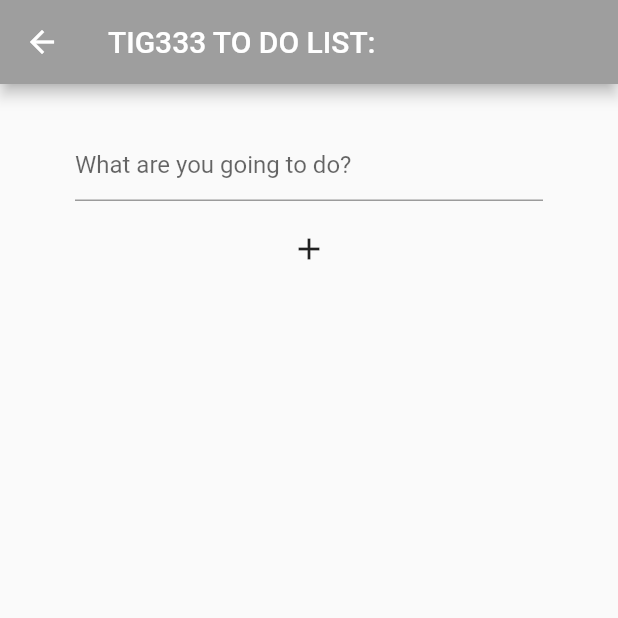
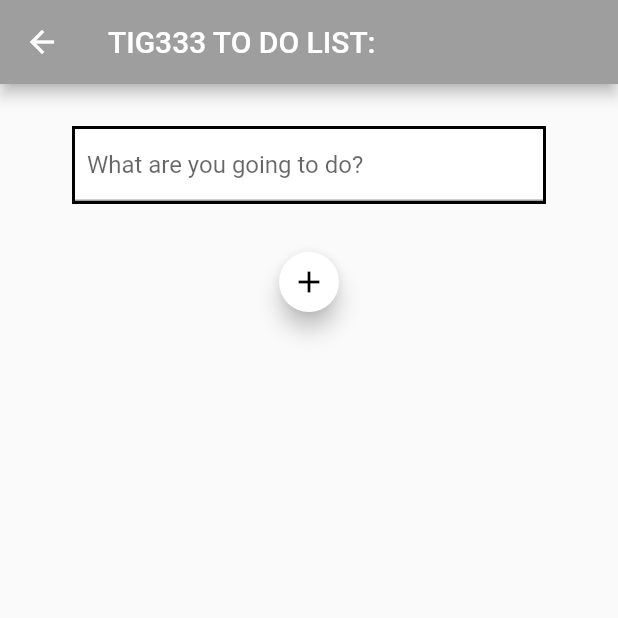
Before and after one commit to gu-tig333-ht22/guslunsoab, a Flutter app: the screen it shows after launch, after a tap on the "add" icon, on a phone screen of 412 x 824 dp, the top half of it. Run offline on Flutter 3.47's test engine with Material 2 defaults, Android fonts, the phone set to English and light mode, and no system bars; missing offline and left inert: dart:html.

Commit message:
små fix

```diff
--- a/lib/main.dart
+++ b/lib/main.dart
@@ -1,4 +1,4 @@
-import 'dart:js';
+import 'dart:html';
 
 import 'package:flutter/material.dart';
 
@@ -22,50 +22,67 @@ class MainView extends StatelessWidget {
         appBar: AppBar(
           title: Text('TIG333 TO DO LIST:'),
           backgroundColor: Colors.grey,
+          actions: <Widget>[
+            IconButton(
+                onPressed: () {},
+                icon: Icon(
+                  Icons.more_vert,
+                  color: Colors.white,
+                ))
+          ],
         ),
         body: Center(
-        child: Column(
-          mainAxisAlignment: MainAxisAlignment.start,
-          crossAxisAlignment: CrossAxisAlignment.center,
-          children: [
-            Container(height: 15,),
+          child: Column(children: [
+            Container(
+              height: 15,
+            ),
             _duties(),
-            _duties(),
-            _duties(),
+            Container(
+              height: 5,
+            ),
             //_buttom(),
-            FloatingActionButton(
-                child: const Icon(Icons.add),
+            Expanded(
+                child: Align(
+              alignment: FractionalOffset.bottomRight,
+              child: Container(
+                margin: EdgeInsets.only(right: 30,bottom: 30),
+                child: FloatingActionButton(
+                  child: const Icon(
+                    Icons.add,
+                    size: 50,
+                  ),
                   backgroundColor: Colors.grey,
                   onPressed: () {
-                Navigator.push(context, MaterialPageRoute(builder: (context) => SecondView(),));
+                    Navigator.push(
+                        context,
+                        MaterialPageRoute(
+                          builder: (context) => SecondView(),
+                        ));
+                  }),
+            )))
+          ]),
+        ));
   }
-      )]),
-    )
-    );
-  }
-
 }
 
 Widget _duties() {
-    return Stack(
-     children: [
-      Container(
-      decoration: const BoxDecoration(color: Colors.white),
-      height: 30,),
-      Checkbox(value: false,
+  return Row(mainAxisAlignment: MainAxisAlignment.spaceBetween, children: [
+    Checkbox(
+      value: false,
       onChanged: (val) {},
     ),
-        const Positioned(
-          left: 30,
-          top: 9,
-          child:Text('fndshbnfgjk')),
-        const Positioned(
-          left: 450,
-          top: 3,
-          child: Icon(Icons.clear))
-
-      ]
-      );
+    Text(
+      'köp mjölk',
+    ),
+    FloatingActionButton.small(
+      child: Icon(
+        Icons.clear,
+        size: 30,
+      ),
+      backgroundColor: Colors.grey,
+      onPressed: () {},
+    )
+  ]);
 }
 //Widget _buttom() {
 //  return Container(
@@ -78,8 +95,6 @@ class MainView extends StatelessWidget {
 // ));
 // }
 
-
-
 class SecondView extends StatelessWidget {
   Widget build(BuildContext context) {
     return Scaffold(
@@ -87,33 +102,43 @@ class MainView extends StatelessWidget {
         title: Text('TIG333 TO DO LIST:'),
         backgroundColor: Colors.grey,
       ),
-        body: Center(child:
-        Column(
+      body: Center(
+          child: Column(
         mainAxisAlignment: MainAxisAlignment.start,
         crossAxisAlignment: CrossAxisAlignment.center,
         children: [
           _add_task_list(),
           _addicon(),
         ],
-
       )),
-
     );
   }
-
-
-
 }
 
 Widget _add_task_list() {
   return Container(
-      margin: EdgeInsets.only(left: 50, right: 50, top: 30,),
-      child: TextField(decoration: InputDecoration(hintText: 'What are you going to do?'),),
+    margin: EdgeInsets.only(
+      left: 50,
+      right: 50,
+      top: 30,
+    ),
+    decoration: BoxDecoration(color: Colors.white, boxShadow: [
+      BoxShadow(color: Colors.black, spreadRadius: 2),
+    ]),
+    child: TextField(
+      decoration: InputDecoration(hintText: '  What are you going to do?'),
+    ),
   );
 }
 
 Widget _addicon() {
   return Container(
-      margin: EdgeInsets.only(top: 20,),
-      child: Icon( Icons.add),);
+      margin: EdgeInsets.only(
+        top: 30,
+      ),
+      child: FloatingActionButton.small(
+        onPressed: () {},
+        backgroundColor: Colors.white,
+        child: Icon(Icons.add, color: Colors.black),
+      ));
 }
```
Lines whose indentation alone changed are shown as unchanged.
